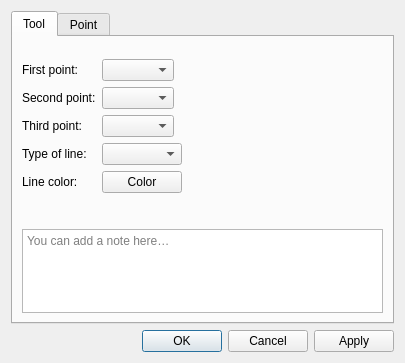
This is src/libs/vtools/dialogs/tools/dialogbisector.ui in equinox-patterns/Ostara as Qt 5 draws it before an edit. The edited form follows.
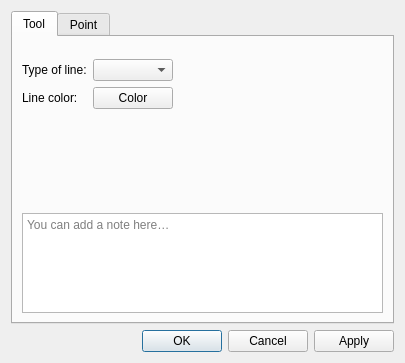
This is the edited form. Icons and pictures are not drawn. Custom widgets are drawn as their Qt base class.

Commit message: Points + Line tool validation: point combos, PB toggle, click-to-PB fix

Patch:
```diff
--- a/src/libs/vtools/dialogs/tools/dialogbisector.ui
+++ b/src/libs/vtools/dialogs/tools/dialogbisector.ui
@@ -63,61 +63,13 @@
           <enum>QFormLayout::ExpandingFieldsGrow</enum>
          </property>
          <item row="0" column="0">
-          <widget class="QLabel" name="labelFirstPoint">
-           <property name="sizePolicy">
-            <sizepolicy hsizetype="Preferred" vsizetype="Preferred">
-             <horstretch>0</horstretch>
-             <verstretch>0</verstretch>
-            </sizepolicy>
-           </property>
-           <property name="text">
-            <string>First point:</string>
-           </property>
-          </widget>
-         </item>
-         <item row="0" column="1">
-          <widget class="QComboBox" name="comboBoxFirstPoint"/>
-         </item>
-         <item row="1" column="0">
-          <widget class="QLabel" name="labelSecondPoint">
-           <property name="sizePolicy">
-            <sizepolicy hsizetype="Preferred" vsizetype="Preferred">
-             <horstretch>0</horstretch>
-             <verstretch>0</verstretch>
-            </sizepolicy>
-           </property>
-           <property name="text">
-            <string>Second point:</string>
-           </property>
-          </widget>
-         </item>
-         <item row="1" column="1">
-          <widget class="QComboBox" name="comboBoxSecondPoint"/>
-         </item>
-         <item row="2" column="0">
-          <widget class="QLabel" name="labelThirdPoint">
-           <property name="sizePolicy">
-            <sizepolicy hsizetype="Preferred" vsizetype="Preferred">
-             <horstretch>0</horstretch>
-             <verstretch>0</verstretch>
-            </sizepolicy>
-           </property>
-           <property name="text">
-            <string>Third point:</string>
-           </property>
-          </widget>
-         </item>
-         <item row="2" column="1">
-          <widget class="QComboBox" name="comboBoxThirdPoint"/>
-         </item>
-         <item row="3" column="0">
           <widget class="QLabel" name="label_7">
            <property name="text">
             <string>Type of line:</string>
            </property>
           </widget>
          </item>
-         <item row="3" column="1">
+         <item row="0" column="1">
           <widget class="QComboBox" name="comboBoxLineType">
            <property name="minimumSize">
             <size>
@@ -139,14 +91,14 @@
            </property>
           </widget>
          </item>
-         <item row="4" column="0">
+         <item row="1" column="0">
           <widget class="QLabel" name="label">
            <property name="text">
             <string>Line color:</string>
            </property>
           </widget>
          </item>
-         <item row="4" column="1">
+         <item row="1" column="1">
           <widget class="VPE::QtColorPicker" name="pushButtonLineColor">
            <property name="text">
             <string notr="true">Color</string>
```
Left out of the diff: 3 changed lines with no effect on the pictures. The commit also changes 16 other files.
